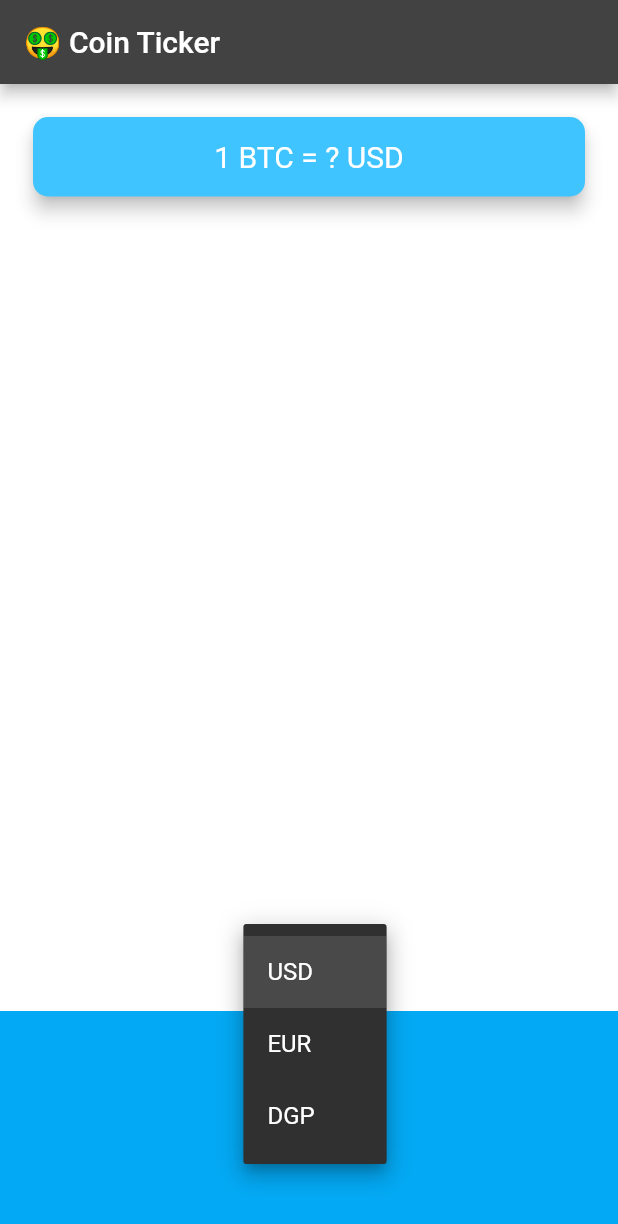
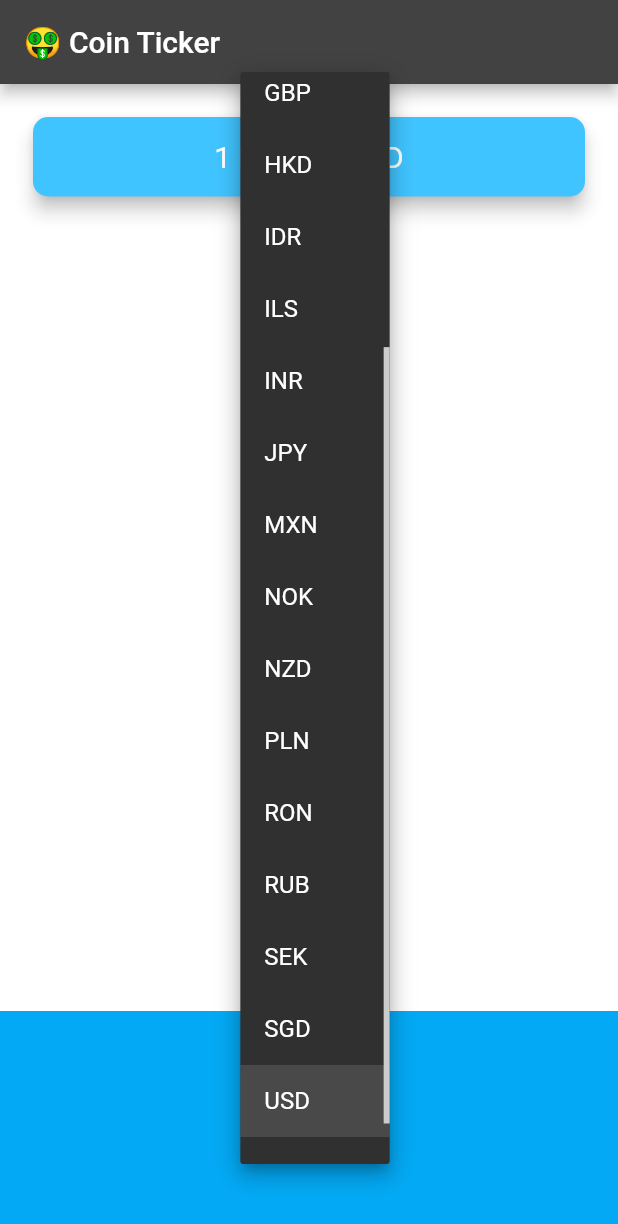
Before and after one commit to EklavyaPrasad/Bitcoin-Ticker, a Flutter app: the screen it shows after launch, after a tap on "USD", on a phone screen of 412 x 824 dp. Shown: the top 1224 px of the screen. Run offline on Flutter 3.47's test engine with Material 2 defaults, Android fonts, the phone set to English and light mode, and no system bars; network calls fail.

```diff
--- a/lib/coin_data.dart
+++ b/lib/coin_data.dart
@@ -1,3 +1,9 @@
+import 'package:http/http.dart' as http;
+import 'dart:convert';
+
+const apiKey='42500E9C-A6A9-4421-97A6-87B081253B91';
+const apiUrl='https://rest.coinapi.io/v1/exchangerate/BTC/USD?apikey=$apiKey';
+
 const List<String> currenciesList = [
   'AUD',
   'BRL',
@@ -28,4 +34,16 @@ const List<String> cryptoList = [
   'LTC',
 ];
 
-class CoinData {}
+class CoinData {
+
+  Future<dynamic> getData() async {
+    http.Response response= await http.get(Uri.parse(apiUrl));
+    if(response.statusCode==200){
+      var decodeData=response.body;
+      var rate=jsonDecode(decodeData)['rate'];
+      return rate;
+    }
+    else print(response.statusCode);
+  }
+
+}
--- a/lib/price_screen.dart
+++ b/lib/price_screen.dart
@@ -1,5 +1,7 @@
 import 'package:flutter/material.dart';
 import 'coin_data.dart';
+import 'package:flutter/cupertino.dart';
+import 'dart:io' show Platform;
 
 class PriceScreen extends StatefulWidget {
   @override
@@ -8,6 +10,57 @@ class PriceScreen extends StatefulWidget {
 
 class _PriceScreenState extends State<PriceScreen> {
   String selectedCurrency = 'USD';
+
+
+  DropdownButton getAndroidDropDown() {
+    List<DropdownMenuItem<String>> dropdownItems = [];
+    for (String currency in currenciesList) {
+      var newItem =
+      new DropdownMenuItem(child: Text(currency), value: currency);
+      dropdownItems.add(newItem);
+    }
+    return DropdownButton<String>(
+      value: selectedCurrency,
+      items: dropdownItems,
+      onChanged: (value) {
+        setState(() {
+          selectedCurrency = value;
+        });
+      },
+    );
+  }
+
+  CupertinoPicker getiosPicker(){
+
+    List<Text> pickerItems = [];
+    for (String currency in currenciesList) {
+      pickerItems.add(Text(currency));
+    }
+    return CupertinoPicker(
+      backgroundColor: Colors.lightBlue,
+      itemExtent: 32.0,
+      onSelectedItemChanged: (selectedIndex) {
+        print(selectedIndex);
+      },
+      children: pickerItems,
+    );
+  }
+
+  String bitcoinValueinUSD='?';
+
+  void fetchData() async {
+      double data=await CoinData().getData();
+      setState(() {
+        bitcoinValueinUSD=data.toStringAsFixed(0);
+    });
+  }
+
+  @override
+  void initState() {
+    // TODO: implement initState
+    super.initState();
+    fetchData();
+  }
 
   @override
   Widget build(BuildContext context) {
@@ -30,7 +83,7 @@ class _PriceScreenState extends State<PriceScreen> {
               child: Padding(
                 padding: EdgeInsets.symmetric(vertical: 15.0, horizontal: 28.0),
                 child: Text(
-                  '1 BTC = ? USD',
+                  '1 BTC = $bitcoinValueinUSD USD',
                   textAlign: TextAlign.center,
                   style: TextStyle(
                     fontSize: 20.0,
@@ -45,29 +98,7 @@ class _PriceScreenState extends State<PriceScreen> {
             alignment: Alignment.center,
             padding: EdgeInsets.only(bottom: 30.0),
             color: Colors.lightBlue,
-            child: DropdownButton<String>(
-              value: selectedCurrency,
-              items: [
-                DropdownMenuItem(
-                  child: Text('USD'),
-                  value: 'USD',
-                ),
-                DropdownMenuItem(
-                  child: Text('EUR'),
-                  value: 'EUR',
-                ),
-                DropdownMenuItem(
-                  child: Text('DGP'),
-                  value: 'DGP',
-                ),
-              ],
-              onChanged: (value) {
-                setState(() {
-                  selectedCurrency=value;
-                });
-                print(value);
-              },
-            ),
+            child: Platform.isIOS ? getiosPicker() : getAndroidDropDown(),
           ),
         ],
       ),
--- a/pubspec.yaml
+++ b/pubspec.yaml
@@ -10,6 +10,7 @@ dependencies:
     sdk: flutter
 
   cupertino_icons: ^0.1.2
+  http: ^0.13.4
 
 dev_dependencies:
   flutter_test:
```
Also changed, not shown: pubspec.lock.
